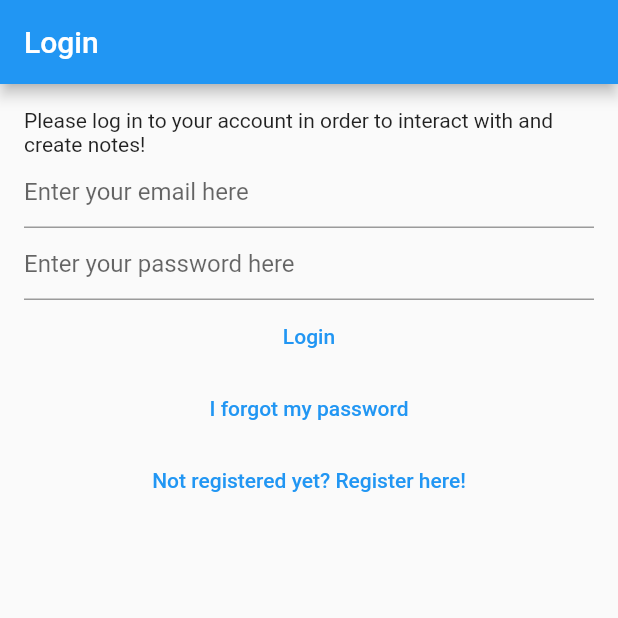
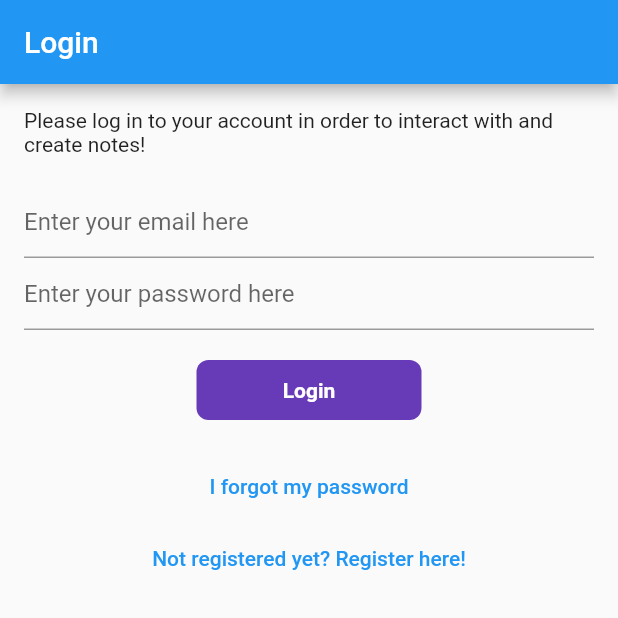
Before and after one commit to nitin-787/uni-notes, a Flutter app: the screen it shows after launch, on a phone screen of 412 x 824 dp, the top half of it. Run offline on Flutter 3.47's test engine with Material 2 defaults, Android fonts, the phone set to English and light mode, and no system bars; our stand-ins replace bloc, cloud_firestore, equatable, firebase_auth, firebase_core, flutter_bloc and 1 more; accounts and stored records are empty; generated files the repository leaves out were written again.

Commit message:
changes in login UI

```diff
--- a/lib/main.dart
+++ b/lib/main.dart
@@ -11,8 +11,8 @@ import 'package:mynotes/views/notes/create_update_note_view.dart';
 import 'package:mynotes/views/forgot_password_view.dart';
 import 'package:mynotes/views/notes/notes_view.dart';
 import 'package:mynotes/views/register_view.dart';
+import 'package:flutter_gen/gen_l10n/app_localizations.dart';
 import 'package:mynotes/views/verify_email_view.dart';
-import 'package:flutter_gen/gen_l10n/app_localizations.dart';
 import 'package:mynotes/extentions/buildcontext/loc.dart';
 
 void main() {
--- a/lib/views/login_view.dart
+++ b/lib/views/login_view.dart
@@ -6,6 +6,7 @@ import 'package:mynotes/services/auth/bloc/auth_bloc.dart';
 import 'package:mynotes/services/auth/bloc/auth_event.dart';
 import 'package:mynotes/services/auth/bloc/auth_state.dart';
 import 'package:mynotes/utilities/dialogs/error_dialog.dart';
+import 'package:path/path.dart';
 
 class LoginView extends StatefulWidget {
   const LoginView({Key? key}) : super(key: key);
@@ -15,6 +16,8 @@ class LoginView extends StatefulWidget {
 }
 
 class _LoginViewState extends State<LoginView> {
+
+  bool changeButton = false;
   late final TextEditingController _email;
   late final TextEditingController _password;
 
@@ -67,6 +70,7 @@ class _LoginViewState extends State<LoginView> {
                 Text(
                   context.loc.login_view_prompt,
                 ),
+                SizedBox(height: 20.0,),
                 TextField(
                   controller: _email,
                   enableSuggestions: false,
@@ -84,20 +88,59 @@ class _LoginViewState extends State<LoginView> {
                   decoration: InputDecoration(
                     hintText: context.loc.password_text_field_placeholder,
                   ),
+
+                ),SizedBox(height: 20.0,),
+                // TextButton(
+                //   onPressed: () async {
+                //     final email = _email.text;
+                //     final password = _password.text;
+                //     context.read<AuthBloc>().add(
+                //           AuthEventLogIn(
+                //             email,
+                //             password,
+                //           ),
+                //         );
+
+                //   },
+                //   child: Text(context.loc.login,
+                //    style: TextStyle(
+                //     fontWeight: FontWeight.bold,
+                //     fontSize: 16.0,),),
+
+                // ),
+
+              InkWell(
+                onTap: () async {
+                  setState(() {
+                    changeButton = true;
+                  });
+
+                  await Future.delayed(Duration(seconds: 1));
+                  final email = _email.text;
+                  final password = _password.text;
+                  context.read<AuthBloc>().add(
+                    AuthEventLogIn(email, password),
+                  );
+                },
+                child: AnimatedContainer(
+                  duration: Duration(seconds: 1),
+                  alignment: Alignment.center,
+                  width: changeButton ? 40 : 150,
+                  height: 40,
+                  child: changeButton ? Icon(Icons.done, color: Colors.white,) : Text("Login", style: TextStyle(
+                    color: Colors.white, fontWeight: FontWeight.bold,
+                    fontSize: 14,),
+                    ),
+                    decoration: BoxDecoration(
+                      color: Colors.deepPurple,
+                      // shape: changeButton ? BoxShape.circle : BoxShape.rectangle,
+                      borderRadius: BorderRadius.circular(changeButton ? 40 : 8)
+                      ),
                 ),
-                TextButton(
-                  onPressed: () async {
-                    final email = _email.text;
-                    final password = _password.text;
-                    context.read<AuthBloc>().add(
-                          AuthEventLogIn(
-                            email,
-                            password,
-                          ),
-                        );
-                  },
-                  child: Text(context.loc.login),
-                ),
+              ),
+
+              SizedBox(height: 20.0,),
+
                 TextButton(
                   onPressed: () {
                     context.read<AuthBloc>().add(
```
Also changed, not shown: pubspec.lock.
